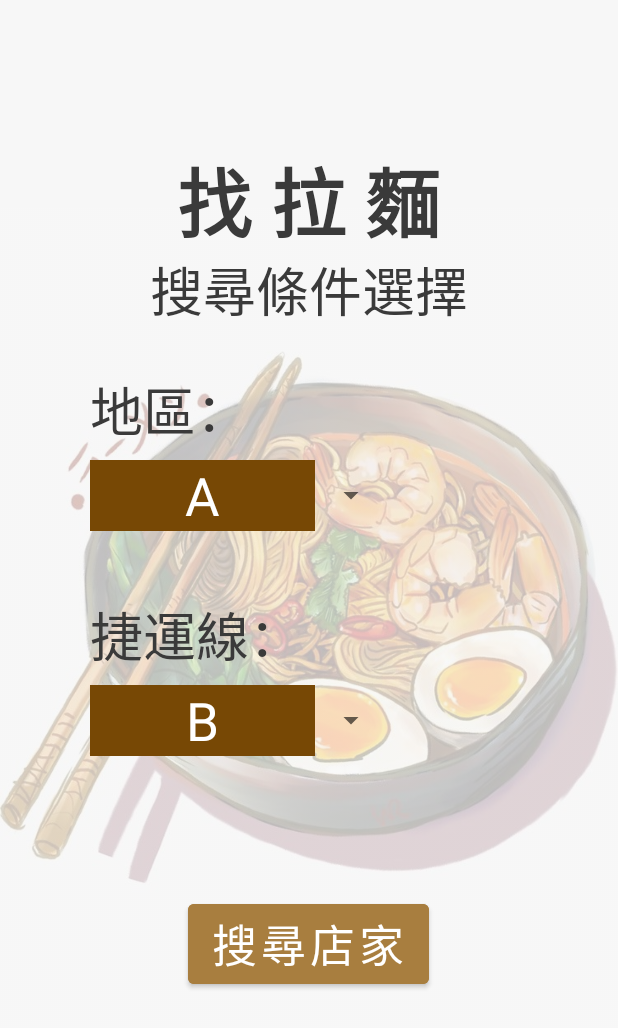
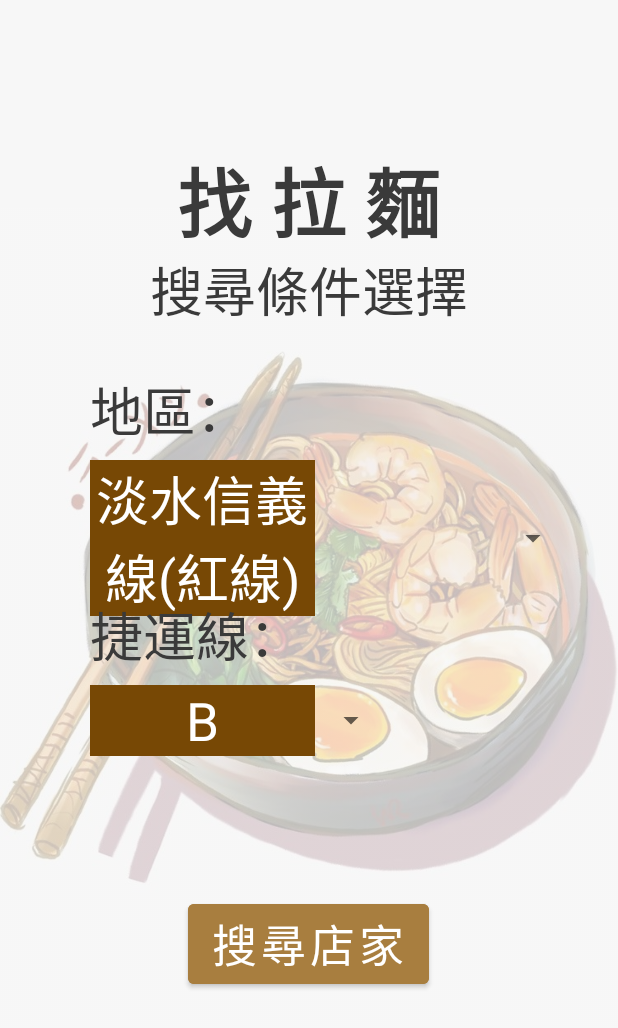
Before and after one commit to Yuhui0215/RamenMapApp, an Android app: the SelectActivity screen opened directly, with no data from a screen before it, on a phone screen of 412 x 824 dp. Shown: the top 1028 px of the screen. Run offline under Robolectric (Android 15) with nearby library versions, the phone set to English and light mode, and no system bars.

Commit message:
修改 SelectActivity 的欄位名稱

```diff
--- a/app/build.gradle
+++ b/app/build.gradle
@@ -38,6 +38,7 @@ dependencies {
     implementation 'androidx.appcompat:appcompat:1.6.1'
     implementation 'com.google.android.material:material:1.9.0'
     implementation 'androidx.constraintlayout:constraintlayout:2.1.4'
+    implementation 'com.google.firebase:firebase-analytics:18.0.2'
     testImplementation 'junit:junit:4.13.2'
     androidTestImplementation 'androidx.test.ext:junit:1.1.5'
     androidTestImplementation 'androidx.test.espresso:espresso-core:3.5.1'
--- a/app/src/main/java/com/ramenmapapp/SelectActivity.kt
+++ b/app/src/main/java/com/ramenmapapp/SelectActivity.kt
@@ -24,22 +24,22 @@ class SelectActivity : AppCompatActivity() {
         super.onCreate(savedInstanceState)
         setContentView(R.layout.activity_select)
 
-        val areas = resources.getStringArray(R.array.areaList)
-        val lines = resources.getStringArray(R.array.lineList)
+        val route = arrayOf("淡水信義線(紅線)", "板南線(藍線)", "松山新店線(綠線)", "中和新蘆線(橘線)", "文湖線(棕線)", "環狀線(黃線)")
+        val station = resources.getStringArray(R.array.lineList)
 
-        val areaSpinner = findViewById<Spinner>(R.id.area_spinner)
-        val lineSpinner = findViewById<Spinner>(R.id.line_spinner)
+        val routeSpinner = findViewById<Spinner>(R.id.route_spinner)
+        val stationSpinner = findViewById<Spinner>(R.id.station_spinner)
         val searchBtn = findViewById<Button>(R.id.search_button)
 
-        val areaAdapter = ArrayAdapter(this, R.layout.selected_spinner_style, areas)
-        areaAdapter.setDropDownViewResource(R.layout.drop_down_spinner_style)
-        areaSpinner.adapter = areaAdapter
+        val routeAdapter = ArrayAdapter(this, R.layout.selected_spinner_style, route)
+        routeAdapter.setDropDownViewResource(R.layout.drop_down_spinner_style)
+        routeSpinner.adapter = routeAdapter
 
-        val lineAdapter = ArrayAdapter(this, R.layout.selected_spinner_style, lines)
-        lineAdapter.setDropDownViewResource(R.layout.drop_down_spinner_style)
-        lineSpinner.adapter = lineAdapter
+        val stationAdapter = ArrayAdapter(this, R.layout.selected_spinner_style, station)
+        stationAdapter.setDropDownViewResource(R.layout.drop_down_spinner_style)
+        stationSpinner.adapter = stationAdapter
 
-        areaSpinner.onItemSelectedListener = object :
+        routeSpinner.onItemSelectedListener = object :
             AdapterView.OnItemSelectedListener {
             override fun onItemSelected(parent: AdapterView<*>, view: View, position: Int, id: Long) {
                 position1 = position
@@ -50,7 +50,7 @@ class SelectActivity : AppCompatActivity() {
             }
         }
 
-        lineSpinner.onItemSelectedListener = object :
+        stationSpinner.onItemSelectedListener = object :
             AdapterView.OnItemSelectedListener {
             override fun onItemSelected(parent: AdapterView<*>, view: View, position: Int, id: Long) {
                 position2 = position
--- a/app/src/main/res/layout/activity_select.xml
+++ b/app/src/main/res/layout/activity_select.xml
@@ -60,7 +60,7 @@
             android:textSize="35sp" />
 
         <Spinner
-            android:id="@+id/area_spinner"
+            android:id="@+id/route_spinner"
             android:layout_width="wrap_content"
             android:layout_height="wrap_content"
             android:layout_marginLeft="60dp"
@@ -79,7 +79,7 @@
             android:textSize="35sp" />
 
         <Spinner
-            android:id="@+id/line_spinner"
+            android:id="@+id/station_spinner"
             android:layout_width="wrap_content"
             android:layout_height="wrap_content"
             android:layout_marginLeft="60dp"
```
Also changed, not shown: 1 other file.
